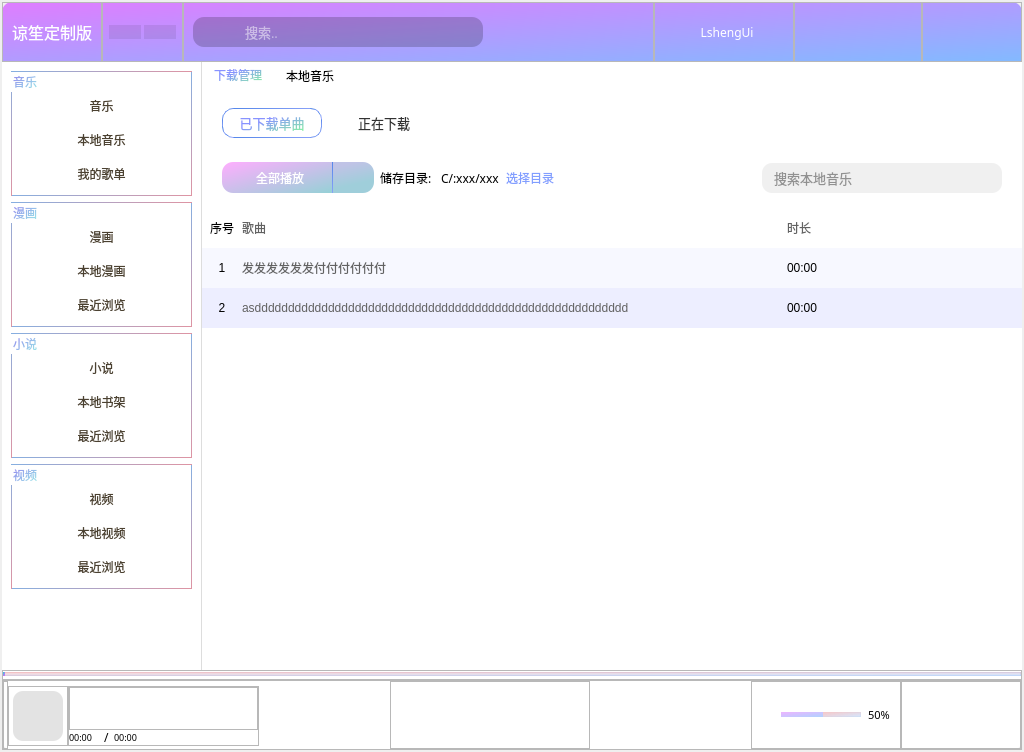
First picture: the form in ui/main_window.ui, repository Lsheng0-0/ui, before the edit.
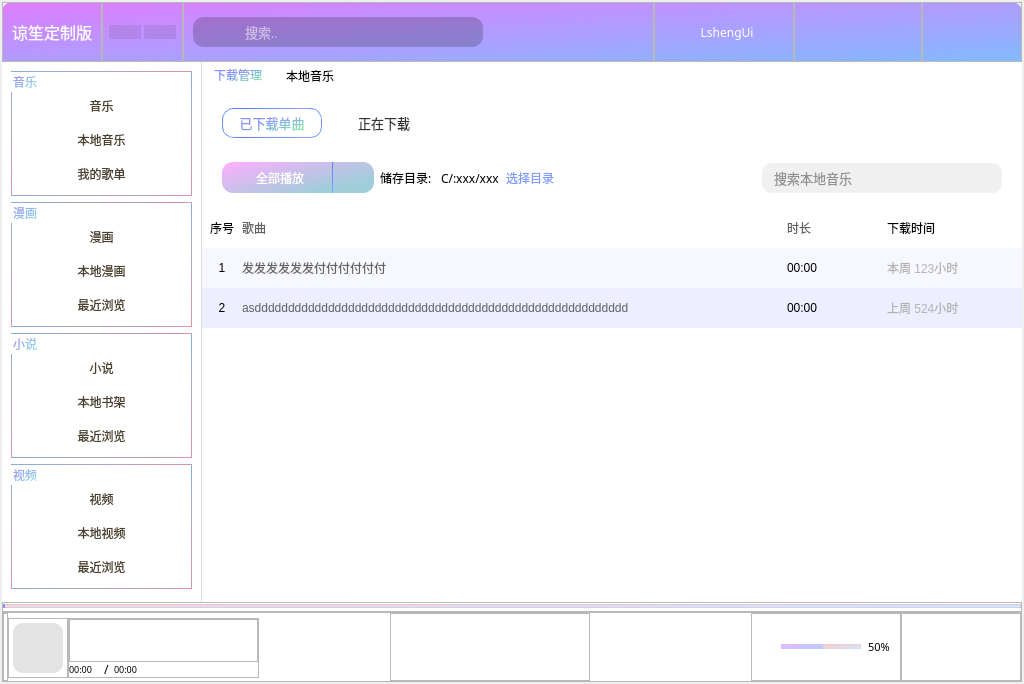
Second picture: the form after the edit. The open tabs and pages were chosen to show the change. Icons and pictures are not drawn.

Commit message: 更新了下载音乐及其图标变化

Patch:
```diff
--- a/ui/main_window.ui
+++ b/ui/main_window.ui
@@ -7,7 +7,7 @@
     <x>0</x>
     <y>0</y>
     <width>1024</width>
-    <height>752</height>
+    <height>684</height>
    </rect>
   </property>
   <property name="font">
@@ -4205,8 +4205,8 @@
                                     <rect>
                                      <x>0</x>
                                      <y>0</y>
-                                     <width>815</width>
-                                     <height>120</height>
+                                     <width>818</width>
+                                     <height>395</height>
                                     </rect>
                                    </property>
                                    <layout class="QVBoxLayout" name="verticalLayout_55">
@@ -4357,13 +4357,13 @@
                                            <widget class="QPushButton" name="mc_loaded_list_song_0_play">
                                             <property name="minimumSize">
                                              <size>
-                                              <width>235</width>
+                                              <width>100</width>
                                               <height>40</height>
                                              </size>
                                             </property>
                                             <property name="maximumSize">
                                              <size>
-                                              <width>235</width>
+                                              <width>100</width>
                                               <height>40</height>
                                              </size>
                                             </property>
@@ -4375,6 +4375,25 @@
                                             </property>
                                            </widget>
                                           </item>
+                                          <item>
+                                           <widget class="QLabel" name="label">
+                                            <property name="minimumSize">
+                                             <size>
+                                              <width>135</width>
+                                              <height>0</height>
+                                             </size>
+                                            </property>
+                                            <property name="maximumSize">
+                                             <size>
+                                              <width>135</width>
+                                              <height>40</height>
+                                             </size>
+                                            </property>
+                                            <property name="text">
+                                             <string>下载时间</string>
+                                            </property>
+                                           </widget>
+                                          </item>
                                          </layout>
                                         </widget>
                                        </item>
@@ -4473,13 +4492,13 @@
                                            <widget class="QLabel" name="mc_loaded_list_song_1_ti">
                                             <property name="minimumSize">
                                              <size>
-                                              <width>235</width>
+                                              <width>100</width>
                                               <height>40</height>
                                              </size>
                                             </property>
                                             <property name="maximumSize">
                                              <size>
-                                              <width>235</width>
+                                              <width>100</width>
                                               <height>40</height>
                                              </size>
                                             </property>
@@ -4488,6 +4507,28 @@
                                             </property>
                                            </widget>
                                           </item>
+                                          <item>
+                                           <widget class="QLabel" name="label_2">
+                                            <property name="minimumSize">
+                                             <size>
+                                              <width>135</width>
+                                              <height>0</height>
+                                             </size>
+                                            </property>
+                                            <property name="maximumSize">
+                                             <size>
+                                              <width>135</width>
+                                              <height>16777215</height>
+                                             </size>
+                                            </property>
+                                            <property name="styleSheet">
+                                             <string notr="true">color: rgb(179, 179, 179);</string>
+                                            </property>
+                                            <property name="text">
+                                             <string>本周 123小时</string>
+                                            </property>
+                                           </widget>
+                                          </item>
                                          </layout>
                                         </widget>
                                        </item>
@@ -4584,13 +4625,13 @@
                                            <widget class="QLabel" name="mc_loaded_list_song_2_ti">
                                             <property name="minimumSize">
                                              <size>
-                                              <width>235</width>
+                                              <width>100</width>
                                               <height>40</height>
                                              </size>
                                             </property>
                                             <property name="maximumSize">
                                              <size>
-                                              <width>235</width>
+                                              <width>100</width>
                                               <height>40</height>
                                              </size>
                                             </property>
@@ -4599,6 +4640,28 @@
                                             </property>
                                            </widget>
                                           </item>
+                                          <item>
+                                           <widget class="QLabel" name="label_3">
+                                            <property name="minimumSize">
+                                             <size>
+                                              <width>135</width>
+                                              <height>0</height>
+                                             </size>
+                                            </property>
+                                            <property name="maximumSize">
+                                             <size>
+                                              <width>135</width>
+                                              <height>16777215</height>
+                                             </size>
+                                            </property>
+                                            <property name="styleSheet">
+                                             <string notr="true">color: rgb(179, 179, 179);</string>
+                                            </property>
+                                            <property name="text">
+                                             <string>上周 524小时</string>
+                                            </property>
+                                           </widget>
+                                          </item>
                                          </layout>
                                         </widget>
                                        </item>
```
Left out of the diff: 24 changed lines with no effect on the pictures. The commit also changes 211 other files.
